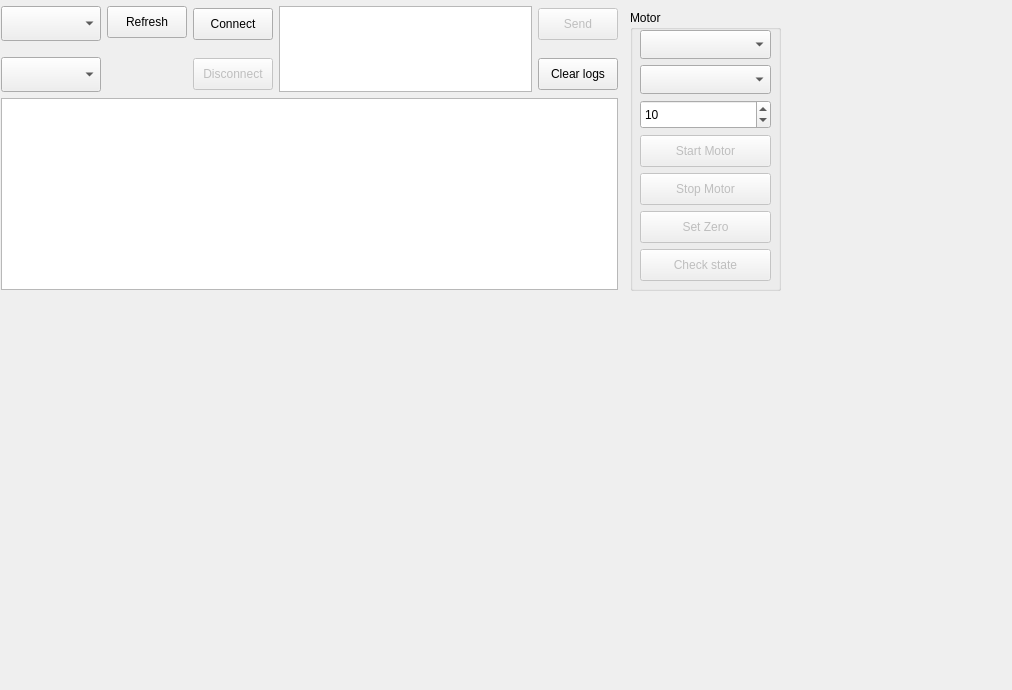
This is stepper_motor_controller_widget.ui in d-molchanov/stepper_motor_controller_widget as Qt 5 draws it before an edit. The edited form follows.
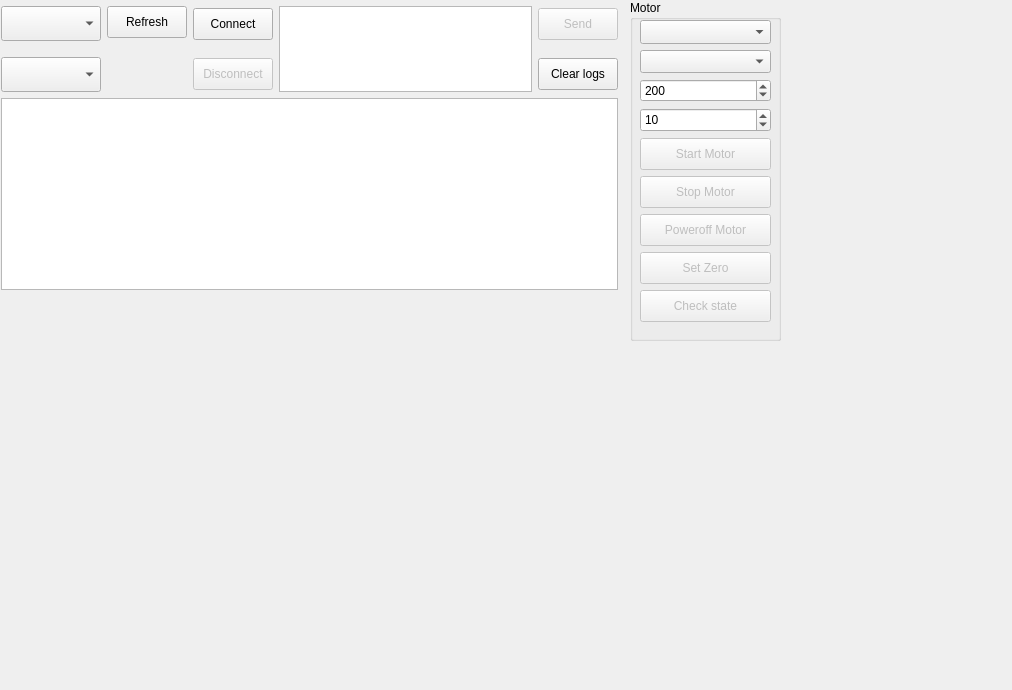
This is the edited form.

Commit message: Velocity has been added.

What changed in the file:
```diff
--- a/stepper_motor_controller_widget.ui
+++ b/stepper_motor_controller_widget.ui
@@ -23,21 +23,21 @@
    <property name="geometry">
     <rect>
      <x>630</x>
-     <y>10</y>
+     <y>0</y>
      <width>151</width>
-     <height>281</height>
+     <height>341</height>
     </rect>
    </property>
    <property name="title">
     <string>Motor</string>
    </property>
-   <widget class="QWidget" name="">
+   <widget class="QWidget" name="layoutWidget">
     <property name="geometry">
      <rect>
       <x>10</x>
       <y>20</y>
       <width>131</width>
-      <height>251</height>
+      <height>302</height>
      </rect>
     </property>
     <layout class="QVBoxLayout" name="verticalLayout_6">
@@ -73,6 +73,19 @@
        </property>
       </widget>
      </item>
+     <item>
+      <widget class="QSpinBox" name="spinBoxVelocity">
+       <property name="toolTip">
+        <string>Velosity</string>
+       </property>
+       <property name="maximum">
+        <number>65535</number>
+       </property>
+       <property name="value">
+        <number>200</number>
+       </property>
+      </widget>
+     </item>
      <item>
       <widget class="QSpinBox" name="spinBoxSteps">
        <property name="sizePolicy">
@@ -127,6 +140,22 @@
        </property>
       </widget>
      </item>
+     <item>
+      <widget class="QPushButton" name="pushButtonPoweroffMotor">
+       <property name="enabled">
+        <bool>false</bool>
+       </property>
+       <property name="minimumSize">
+        <size>
+         <width>0</width>
+         <height>32</height>
+        </size>
+       </property>
+       <property name="text">
+        <string>Poweroff Motor</string>
+       </property>
+      </widget>
+     </item>
      <item>
       <widget class="QPushButton" name="pushButtonSetZero">
        <property name="enabled">
@@ -162,7 +191,7 @@
     </layout>
    </widget>
   </widget>
-  <widget class="QWidget" name="">
+  <widget class="QWidget" name="layoutWidget_2">
    <property name="geometry">
     <rect>
      <x>1</x>
```
Left out of the diff: 3 changed lines with no effect on the pictures. The commit also changes 4 other files.
